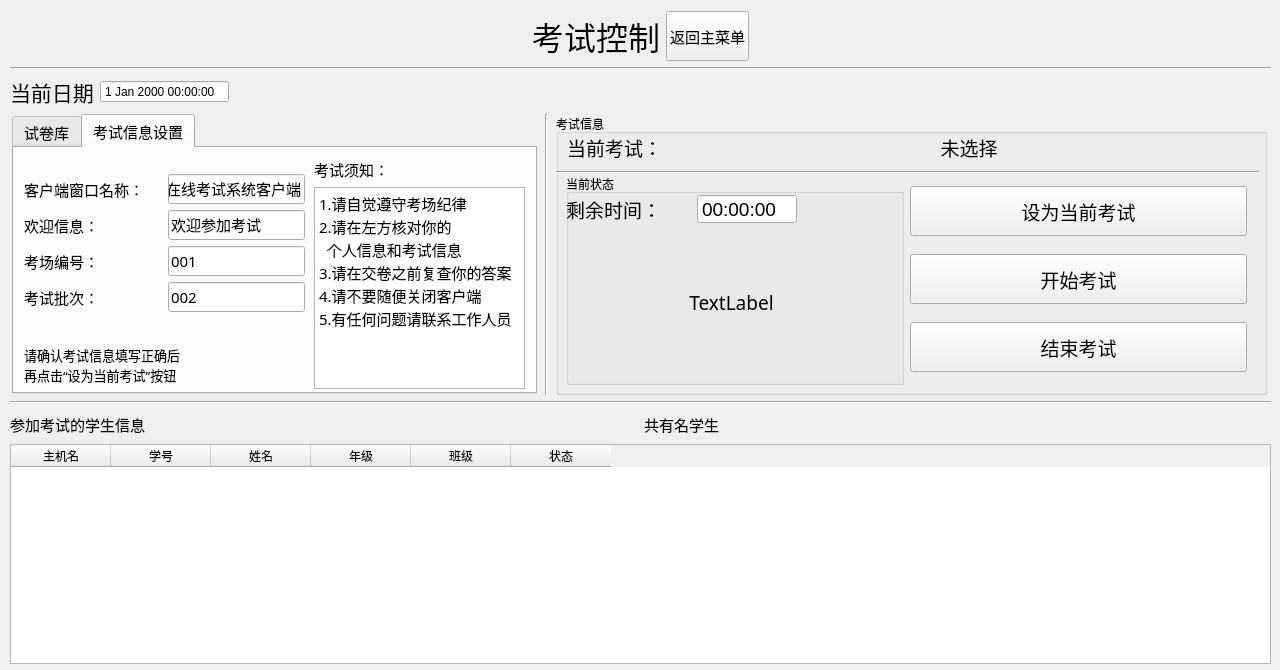
Old version of the form server/ExamCtrlUI.ui in the repository AlanForeverAi/Exams.
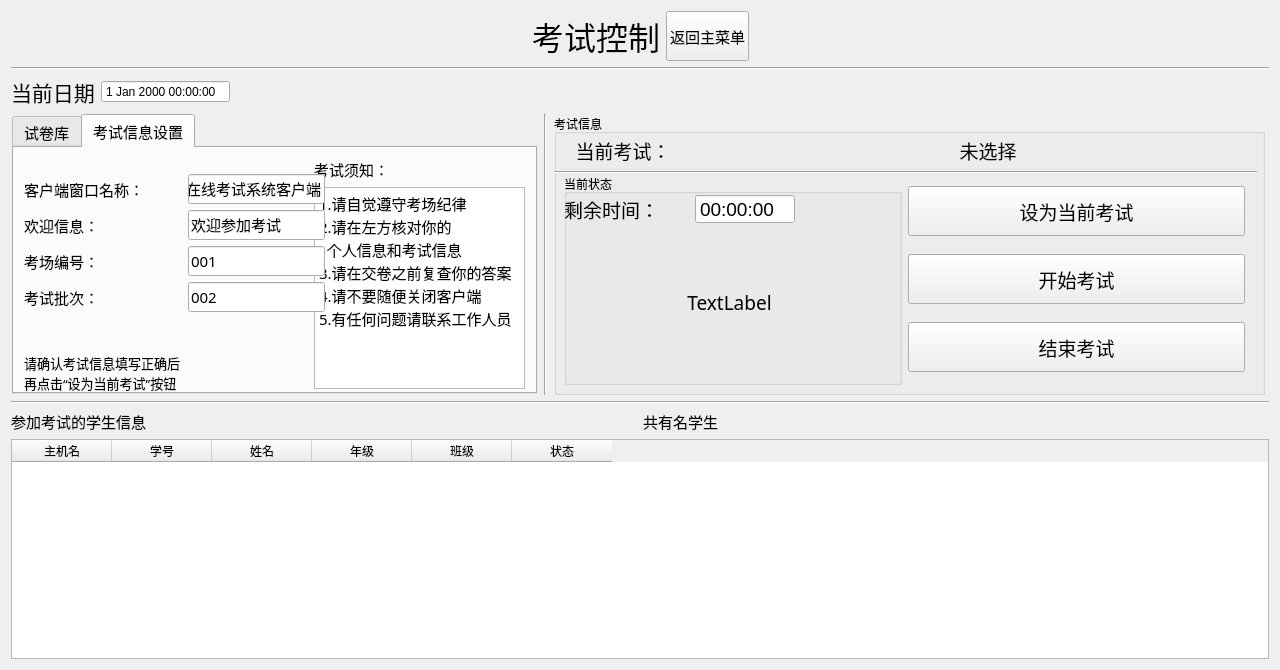
New version of the form. The open tabs and pages were chosen to show the change.

Patch:
```diff
--- a/server/ExamCtrlUI.ui
+++ b/server/ExamCtrlUI.ui
@@ -25,18 +25,9 @@
   <property name="windowTitle">
    <string>Form</string>
   </property>
-  <widget class="QWidget" name="layoutWidget">
-   <property name="geometry">
-    <rect>
-     <x>10</x>
-     <y>11</y>
-     <width>1261</width>
-     <height>653</height>
-    </rect>
-   </property>
-   <layout class="QVBoxLayout" name="verticalLayout_3">
-    <item>
-     <layout class="QHBoxLayout" name="horizontalLayout_12">
+  <layout class="QGridLayout" name="gridLayout">
+   <item row="0" column="0">
+    <layout class="QHBoxLayout" name="horizontalLayout_11">
       <item>
        <spacer name="horizontalSpacer_7">
         <property name="orientation">
@@ -98,8 +89,6 @@
        </widget>
       </item>
       <item>
-       <layout class="QHBoxLayout" name="horizontalLayout_11">
-        <item>
          <spacer name="horizontalSpacer_6">
           <property name="orientation">
            <enum>Qt::Horizontal</enum>
@@ -114,16 +103,14 @@
         </item>
        </layout>
       </item>
-     </layout>
-    </item>
-    <item>
+   <item row="1" column="0">
      <widget class="Line" name="line_4">
       <property name="orientation">
        <enum>Qt::Horizontal</enum>
       </property>
      </widget>
     </item>
-    <item>
+   <item row="2" column="0">
      <layout class="QHBoxLayout" name="horizontalLayout_6">
       <item>
        <widget class="QLabel" name="label_date">
@@ -163,7 +150,7 @@
       </item>
      </layout>
     </item>
-    <item>
+   <item row="3" column="0">
      <layout class="QHBoxLayout" name="horizontalLayout_5">
       <item>
        <widget class="QTabWidget" name="tabWidget">
@@ -268,8 +255,8 @@
            <rect>
             <x>10</x>
             <y>11</y>
-            <width>281</width>
-            <height>231</height>
+           <width>301</width>
+           <height>239</height>
            </rect>
           </property>
           <layout class="QVBoxLayout" name="verticalLayout_8">
@@ -541,8 +528,8 @@
           <rect>
            <x>10</x>
            <y>20</y>
-           <width>703</width>
-           <height>27</height>
+          <width>724</width>
+          <height>32</height>
           </rect>
          </property>
          <layout class="QHBoxLayout" name="horizontalLayout_3">
@@ -775,14 +762,14 @@
       </item>
      </layout>
     </item>
-    <item>
+   <item row="4" column="0">
      <widget class="Line" name="line_3">
       <property name="orientation">
        <enum>Qt::Horizontal</enum>
       </property>
      </widget>
     </item>
-    <item>
+   <item row="5" column="0">
      <layout class="QVBoxLayout" name="verticalLayout_5">
       <item>
        <layout class="QHBoxLayout" name="horizontalLayout_7">
@@ -866,7 +853,6 @@
      </layout>
     </item>
    </layout>
-  </widget>
  </widget>
  <resources/>
  <connections/>
```
Left out of the diff: 14 changed lines with no effect on the pictures. Lines whose indentation alone changed are shown as unchanged.
